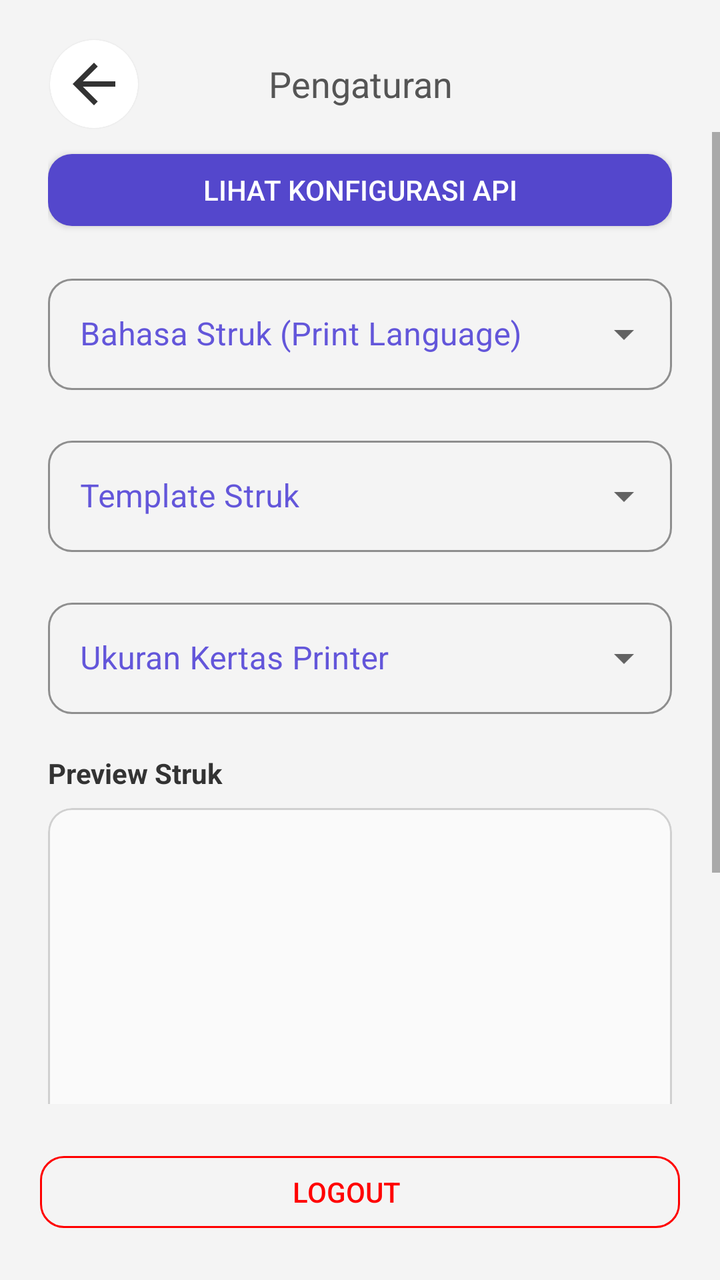
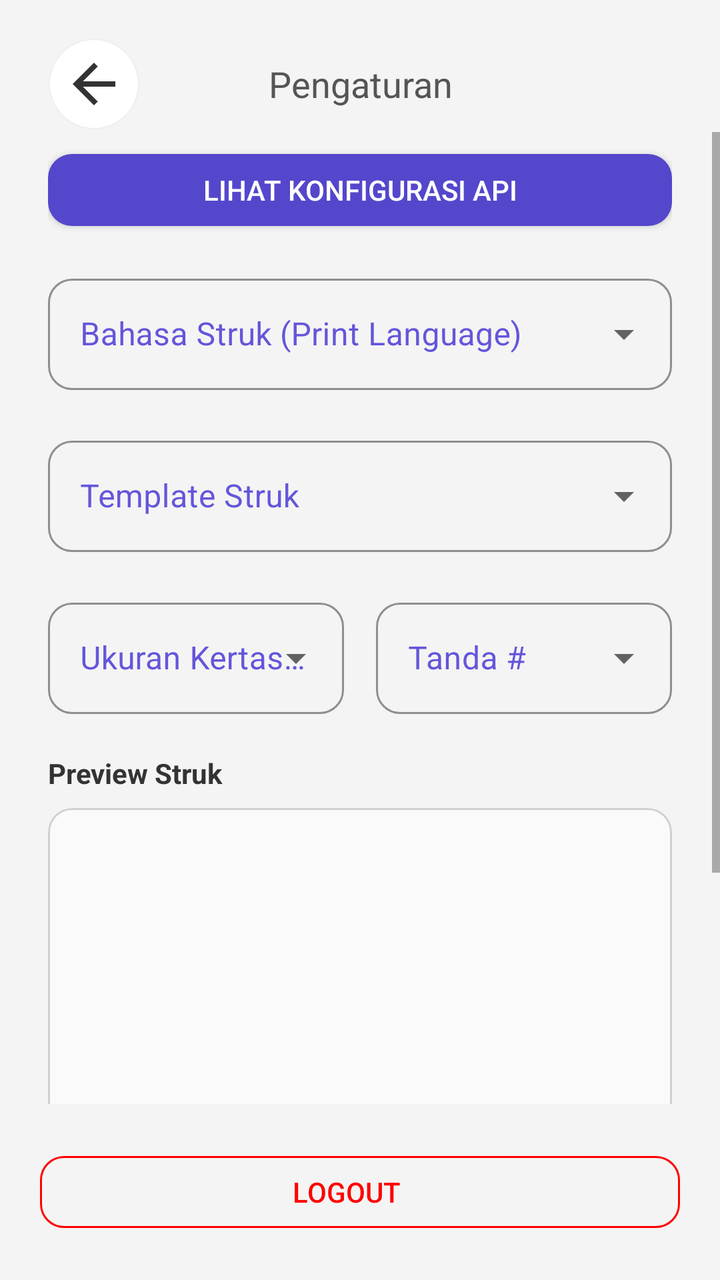

The first picture is an Android layout as it rendered before a commit; the second is the same layout after the commit. The layout source and the unified diff follow.
<!-- AndroidManifest.xml: application theme Theme.KeKitaPrintBridge -->
<!-- res/layout/activity_settings.xml -->
<?xml version="1.0" encoding="utf-8"?>
<RelativeLayout xmlns:android="http://schemas.android.com/apk/res/android"
    xmlns:app="http://schemas.android.com/apk/res-auto"
    android:id="@+id/wrap"
    android:layout_width="match_parent"
    android:layout_height="match_parent"
    android:background="#F4F4F4">

    <RelativeLayout
        android:id="@+id/top"
        android:layout_width="match_parent"
        android:layout_height="wrap_content">

        <androidx.cardview.widget.CardView
            android:layout_width="wrap_content"
            android:layout_height="wrap_content"
            android:layout_marginStart="25dp"
            android:layout_marginTop="20dp"
            android:layout_marginBottom="2dp"
            android:clickable="true"
            android:focusable="true"
            android:foreground="?android:selectableItemBackground"
            android:onClick="onBack"
            android:outlineSpotShadowColor="#00000000"
            app:cardBackgroundColor="#FFF"
            app:cardCornerRadius="22dp"
            app:cardElevation="2dp">

            <ImageView
                android:layout_width="44dp"
                android:layout_height="44dp"
                android:padding="6dp"
                android:src="@drawable/twotone_arrow_back"
                app:tint="#333" />

        </androidx.cardview.widget.CardView>

        <TextView
            android:layout_width="wrap_content"
            android:layout_height="44dp"
            android:layout_centerHorizontal="true"
            android:layout_marginTop="20dp"
            android:focusableInTouchMode="true"
            android:gravity="center"
            android:text="Pengaturan"
            android:textColor="#555"
            android:textSize="18sp" />

    </RelativeLayout>

    <ScrollView
        android:layout_width="match_parent"
        android:layout_height="match_parent"
        android:layout_below="@id/top"
        android:layout_above="@+id/btn_logout">

        <LinearLayout
            android:layout_width="match_parent"
            android:layout_height="wrap_content"
            android:gravity="top"
            android:orientation="vertical"
            android:paddingTop="5dp"
            android:paddingStart="24dp"
            android:paddingEnd="24dp"
            android:paddingBottom="30dp">

            <com.google.android.material.button.MaterialButton
                android:id="@+id/btn_show_config"
                style="@style/Widget.MaterialComponents.Button"
                android:layout_width="match_parent"
                android:layout_height="wrap_content"
                android:layout_marginBottom="15dp"
                android:letterSpacing="0"
                android:onClick="onShowConfig"
                android:text="Lihat Konfigurasi API"
                android:textColor="#FFF"
                app:backgroundTint="#5447CC"
                app:cornerRadius="12dp" />

            <com.google.android.material.textfield.TextInputLayout
                android:id="@+id/layout_language"
                style="@style/Widget.MaterialComponents.TextInputLayout.OutlinedBox.ExposedDropdownMenu"
                android:layout_width="match_parent"
                android:layout_height="wrap_content"
                android:layout_marginBottom="20dp"
                android:hint="Bahasa Struk (Print Language)"
                android:textColorHint="#6356da"
                app:boxCornerRadiusBottomEnd="12dp"
                app:boxCornerRadiusBottomStart="12dp"
                app:boxCornerRadiusTopEnd="12dp"
                app:boxCornerRadiusTopStart="12dp"
                app:boxStrokeColor="#6356da">

                <AutoCompleteTextView
                    android:id="@+id/autocomplete_language"
                    android:layout_width="match_parent"
                    android:layout_height="wrap_content"
                    android:inputType="none"
                    android:textColor="#323e9b"
                    android:textSize="16sp" />

            </com.google.android.material.textfield.TextInputLayout>

            <com.google.android.material.textfield.TextInputLayout
                style="@style/Widget.MaterialComponents.TextInputLayout.OutlinedBox.ExposedDropdownMenu"
                android:layout_width="match_parent"
                android:layout_height="wrap_content"
                android:layout_marginBottom="20dp"
                android:hint="Template Struk"
                android:textColorHint="#6356da"
                app:boxCornerRadiusBottomEnd="12dp"
                app:boxCornerRadiusBottomStart="12dp"
                app:boxCornerRadiusTopEnd="12dp"
                app:boxCornerRadiusTopStart="12dp"
                app:boxStrokeColor="#6356da">

                <AutoCompleteTextView
                    android:id="@+id/autocomplete_template"
                    android:layout_width="match_parent"
                    android:layout_height="wrap_content"
                    android:inputType="none"
                    android:textColor="#323e9b"
                    android:textSize="16sp" />

            </com.google.android.material.textfield.TextInputLayout>

            <com.google.android.material.textfield.TextInputLayout
                style="@style/Widget.MaterialComponents.TextInputLayout.OutlinedBox.ExposedDropdownMenu"
                android:layout_width="match_parent"
                android:layout_height="wrap_content"
                android:layout_marginBottom="20dp"
                android:hint="Ukuran Kertas Printer"
                android:textColorHint="#6356da"
                app:boxCornerRadiusBottomEnd="12dp"
                app:boxCornerRadiusBottomStart="12dp"
                app:boxCornerRadiusTopEnd="12dp"
                app:boxCornerRadiusTopStart="12dp"
                app:boxStrokeColor="#6356da">

                <AutoCompleteTextView
                    android:id="@+id/autocomplete_paper_width"
                    android:layout_width="match_parent"
                    android:layout_height="wrap_content"
                    android:inputType="none"
                    android:textColor="#323e9b"
                    android:textSize="16sp" />

            </com.google.android.material.textfield.TextInputLayout>

            <TextView
                android:layout_width="wrap_content"
                android:layout_height="wrap_content"
                android:layout_marginBottom="8dp"
                android:text="Preview Struk"
                android:textColor="#333"
                android:textSize="14sp"
                android:textStyle="bold" />

            <com.google.android.material.card.MaterialCardView
                android:layout_width="match_parent"
                android:layout_height="wrap_content"
                android:layout_marginBottom="20dp"
                app:cardBackgroundColor="#FAFAFA"
                app:cardCornerRadius="12dp"
                app:cardElevation="0dp"
                app:strokeColor="#D0D0D0"
                app:strokeWidth="1dp">

                <ScrollView
                    android:layout_width="match_parent"
                    android:layout_height="250dp"
                    android:padding="12dp">

                    <TextView
                        android:id="@+id/tv_preview"
                        android:layout_width="match_parent"
                        android:layout_height="wrap_content"
                        android:typeface="monospace"
                        android:textSize="12sp"
                        android:textColor="#333333" />

                </ScrollView>

            </com.google.android.material.card.MaterialCardView>

        </LinearLayout>

    </ScrollView>

    <com.google.android.material.button.MaterialButton
        android:id="@+id/btn_logout"
        style="@style/Widget.MaterialComponents.Button.OutlinedButton"
        android:layout_width="match_parent"
        android:layout_height="wrap_content"
        android:layout_alignParentBottom="true"
        android:layout_margin="20dp"
        android:letterSpacing="0"
        android:onClick="onLogout"
        android:paddingEnd="30dp"
        android:text="Logout"
        android:textColor="#FF0000"
        app:cornerRadius="12dp"
        app:strokeColor="#FF0000" />

</RelativeLayout>
<!-- resources referenced by this layout -->
<resources>
  <!-- drawable twotone_arrow_back (drawable) -->
  <vector xmlns:android="http://schemas.android.com/apk/res/android" android:autoMirrored="true" android:height="24dp" android:tint="#000000" android:viewportHeight="24" android:viewportWidth="24" android:width="24dp">
        
      <path android:fillColor="@android:color/white" android:pathData="M20,11H7.83l5.59,-5.59L12,4l-8,8 8,8 1.41,-1.41L7.83,13H20v-2z"/>
      
  </vector>
  <style name="Theme.KeKitaPrintBridge" parent="Theme.MaterialComponents.Light.DarkActionBar">
          
          <item name="colorPrimary">@color/purple_500</item>
          <item name="colorPrimaryVariant">@color/purple_700</item>
          <item name="colorOnPrimary">@color/white</item>
          
          <item name="colorSecondary">@color/teal_200</item>
          <item name="colorSecondaryVariant">@color/teal_700</item>
          <item name="colorOnSecondary">@color/black</item>
          
          <item name="android:statusBarColor">?attr/colorPrimaryVariant</item>
          
      </style>
  <color name="purple_500">#FF6200EE</color>
  <color name="purple_700">#FF3700B3</color>
  <color name="white">#FFFFFFFF</color>
  <color name="teal_200">#FF03DAC5</color>
  <color name="teal_700">#FF018786</color>
  <color name="black">#FF000000</color>
</resources>

<!-- the commit's change to res/layout/activity_settings.xml (unified diff, before → after) -->
@@ -124,28 +124,61 @@
 
             </com.google.android.material.textfield.TextInputLayout>
 
-            <com.google.android.material.textfield.TextInputLayout
-                style="@style/Widget.MaterialComponents.TextInputLayout.OutlinedBox.ExposedDropdownMenu"
-                android:layout_width="match_parent"
-                android:layout_height="wrap_content"
-                android:layout_marginBottom="20dp"
-                android:hint="Ukuran Kertas Printer"
-                android:textColorHint="#6356da"
-                app:boxCornerRadiusBottomEnd="12dp"
-                app:boxCornerRadiusBottomStart="12dp"
-                app:boxCornerRadiusTopEnd="12dp"
-                app:boxCornerRadiusTopStart="12dp"
-                app:boxStrokeColor="#6356da">
-
-                <AutoCompleteTextView
-                    android:id="@+id/autocomplete_paper_width"
-                    android:layout_width="match_parent"
-                    android:layout_height="wrap_content"
-                    android:inputType="none"
-                    android:textColor="#323e9b"
-                    android:textSize="16sp" />
-
-            </com.google.android.material.textfield.TextInputLayout>
+            <LinearLayout
+                android:layout_width="match_parent"
+                android:layout_height="wrap_content"
+                android:orientation="horizontal"
+                android:layout_marginBottom="20dp"
+                android:gravity="center_vertical">
+
+                <com.google.android.material.textfield.TextInputLayout
+                    style="@style/Widget.MaterialComponents.TextInputLayout.OutlinedBox.ExposedDropdownMenu"
+                    android:layout_width="0dp"
+                    android:layout_weight="1"
+                    android:layout_height="wrap_content"
+                    android:layout_marginEnd="16dp"
+                    android:hint="Ukuran Kertas Printer"
+                    android:textColorHint="#6356da"
+                    app:boxCornerRadiusBottomEnd="12dp"
+                    app:boxCornerRadiusBottomStart="12dp"
+                    app:boxCornerRadiusTopEnd="12dp"
+                    app:boxCornerRadiusTopStart="12dp"
+                    app:boxStrokeColor="#6356da">
+
+                    <AutoCompleteTextView
+                        android:id="@+id/autocomplete_paper_width"
+                        android:layout_width="match_parent"
+                        android:layout_height="wrap_content"
+                        android:inputType="none"
+                        android:textColor="#323e9b"
+                        android:textSize="16sp" />
+
+                </com.google.android.material.textfield.TextInputLayout>
+
+                <com.google.android.material.textfield.TextInputLayout
+                    style="@style/Widget.MaterialComponents.TextInputLayout.OutlinedBox.ExposedDropdownMenu"
+                    android:layout_width="0dp"
+                    android:layout_weight="1"
+                    android:layout_height="wrap_content"
+                    android:hint="Tanda #"
+                    android:textColorHint="#6356da"
+                    app:boxCornerRadiusBottomEnd="12dp"
+                    app:boxCornerRadiusBottomStart="12dp"
+                    app:boxCornerRadiusTopEnd="12dp"
+                    app:boxCornerRadiusTopStart="12dp"
+                    app:boxStrokeColor="#6356da">
+
+                    <AutoCompleteTextView
+                        android:id="@+id/autocomplete_invoice_hash"
+                        android:layout_width="match_parent"
+                        android:layout_height="wrap_content"
+                        android:inputType="none"
+                        android:textColor="#323e9b"
+                        android:textSize="16sp" />
+
+                </com.google.android.material.textfield.TextInputLayout>
+
+            </LinearLayout>
 
             <TextView
                 android:layout_width="wrap_content"
@@ -175,7 +208,7 @@
                         android:id="@+id/tv_preview"
                         android:layout_width="match_parent"
                         android:layout_height="wrap_content"
-                        android:typeface="monospace"
+                        android:fontFamily="sans-serif-monospace"
                         android:textSize="12sp"
                         android:textColor="#333333" />
 
